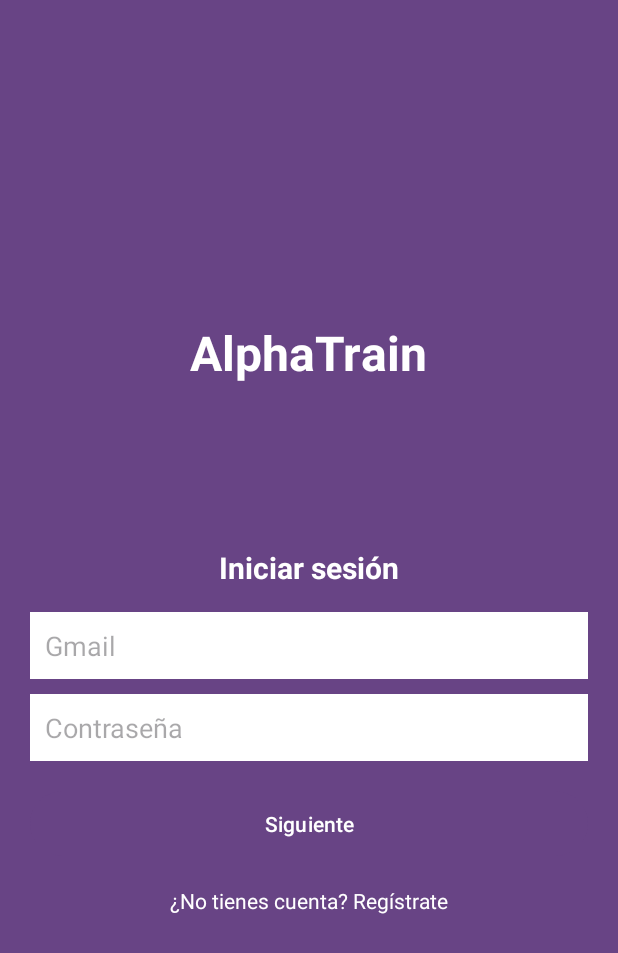
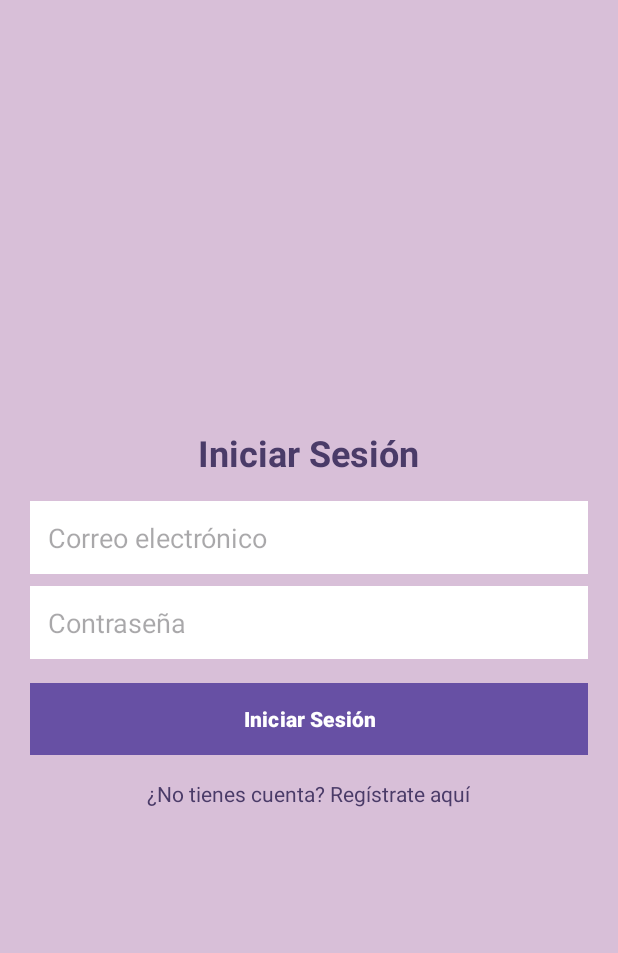
Before and after one commit to Paucasasmunyoz/AlphaTrain, an Android app: the LoginActivity screen opened directly, with no data from a screen before it, on a phone screen of 412 x 824 dp. Shown: the top 953 px of the screen. Run offline under Robolectric (Android 15) with nearby library versions, the phone set to English and light mode, and no system bars; our stand-ins replace Firebase (no records; nobody signed in at launch, a user with empty details on screens opened directly).

Commit message:
training days activity

```diff
--- /dev/null
+++ b/app/src/main/res/drawable/btn_style.xml
@@ -0,0 +1,4 @@
+<shape xmlns:android="http://schemas.android.com/apk/res/android">
+    <solid android:color="#6200EE"/>
+    <corners android:radius="16dp"/>
+</shape>
--- a/app/src/main/res/layout/activity_login.xml
+++ b/app/src/main/res/layout/activity_login.xml
@@ -3,36 +3,27 @@
     android:layout_width="match_parent"
     android:layout_height="match_parent"
     android:orientation="vertical"
+    android:padding="20dp"
     android:gravity="center"
-    android:padding="20dp"
-    android:background="#684485">
-
-    <TextView
-        android:layout_width="wrap_content"
-        android:layout_height="131dp"
-        android:layout_marginBottom="20dp"
-        android:text="AlphaTrain"
-        android:textColor="@color/white"
-        android:textSize="32sp"
-        android:textStyle="bold" />
+    android:background="#D8BFD8">
 
     <TextView
         android:layout_width="wrap_content"
         android:layout_height="wrap_content"
-        android:text="Iniciar sesión"
-        android:textSize="20sp"
-        android:textColor="@color/white"
+        android:text="Iniciar Sesión"
+        android:textSize="24sp"
         android:textStyle="bold"
-        android:layout_marginBottom="16dp" />
+        android:textColor="#4A3B68"
+        android:layout_marginBottom="16dp"/>
 
     <EditText
         android:id="@+id/etEmail"
         android:layout_width="match_parent"
         android:layout_height="wrap_content"
-        android:hint="Gmail"
-        android:background="@android:color/white"
-        android:padding="10dp"
-        android:layout_marginBottom="10dp" />
+        android:hint="Correo electrónico"
+        android:inputType="textEmailAddress"
+        android:padding="12dp"
+        android:background="#FFFFFF"/>
 
     <EditText
         android:id="@+id/etPassword"
@@ -40,27 +31,26 @@
         android:layout_height="wrap_content"
         android:hint="Contraseña"
         android:inputType="textPassword"
-        android:background="@android:color/white"
-        android:padding="10dp"
-        android:layout_marginBottom="16dp" />
+        android:padding="12dp"
+        android:background="#FFFFFF"
+        android:layout_marginTop="8dp"/>
 
     <Button
         android:id="@+id/btnLogin"
         android:layout_width="match_parent"
         android:layout_height="wrap_content"
-        android:text="Siguiente"
-        android:backgroundTint="#684485"
-        android:textColor="@android:color/white"
-        android:padding="12dp" />
+        android:text="Iniciar Sesión"
+        android:textStyle="bold"
+        android:background="#4A3B68"
+        android:textColor="#FFFFFF"
+        android:layout_marginTop="16dp"/>
 
     <TextView
         android:id="@+id/tvRegister"
         android:layout_width="wrap_content"
         android:layout_height="wrap_content"
-        android:text="¿No tienes cuenta? Regístrate"
-        android:textColor="@android:color/white"
+        android:text="¿No tienes cuenta? Regístrate aquí"
+        android:textColor="#4A3B68"
         android:textSize="14sp"
-        android:layout_marginTop="16dp"
-        android:clickable="true"
-        android:focusable="true" />
+        android:layout_marginTop="16dp"/>
 </LinearLayout>
--- a/gradle/libs.versions.toml
+++ b/gradle/libs.versions.toml
@@ -9,6 +9,8 @@ appcompat = "1.7.0"
 material = "1.12.0"
 activity = "1.10.0"
 constraintlayout = "2.2.0"
+firebaseAuthKtx = "23.2.0"
+firebaseFirestoreKtx = "25.1.2"
 
 [libraries]
 androidx-core-ktx = { group = "androidx.core", name = "core-ktx", version.ref = "coreKtx" }
@@ -19,6 +21,8 @@ androidx-appcompat = { group = "androidx.appcompat", name = "appcompat", version
 material = { group = "com.google.android.material", name = "material", version.ref = "material" }
 androidx-activity = { group = "androidx.activity", name = "activity", version.ref = "activity" }
 androidx-constraintlayout = { group = "androidx.constraintlayout", name = "constraintlayout", version.ref = "constraintlayout" }
+firebase-auth-ktx = { group = "com.google.firebase", name = "firebase-auth-ktx", version.ref = "firebaseAuthKtx" }
+firebase-firestore-ktx = { group = "com.google.firebase", name = "firebase-firestore-ktx", version.ref = "firebaseFirestoreKtx" }
 
 [plugins]
 android-application = { id = "com.android.application", version.ref = "agp" }
```
Also changed, not shown: app/build.gradle.kts (+12 -6 lines), app/src/main/AndroidManifest.xml (+13 -3 lines), app/src/main/java/com/pcmdam/alphatrain/LoginActivity.kt (+20 -0 lines), app/src/main/java/com/pcmdam/alphatrain/MainActivity.kt (+73 -13 lines), app/src/main/java/com/pcmdam/alphatrain/MyApplication.java (added, +15 -0 lines), app/src/main/java/com/pcmdam/alphatrain/ObjectiveActivity.kt (added, +28 -0 lines), app/src/main/java/com/pcmdam/alphatrain/TrainingDaysActivity.kt (added, +76 -0 lines), app/src/main/res/drawable/rounded_checkbox.xml (added, +8 -0 lines), app/src/main/res/layout/activity_main.xml (+30 -0 lines), app/src/main/res/layout/activity_objective.xml (added, +32 -0 lines), app/src/main/res/layout/activity_training_days.xml (added, +58 -0 lines), build.gradle.kts (+10 -1 lines), 1 other file.
